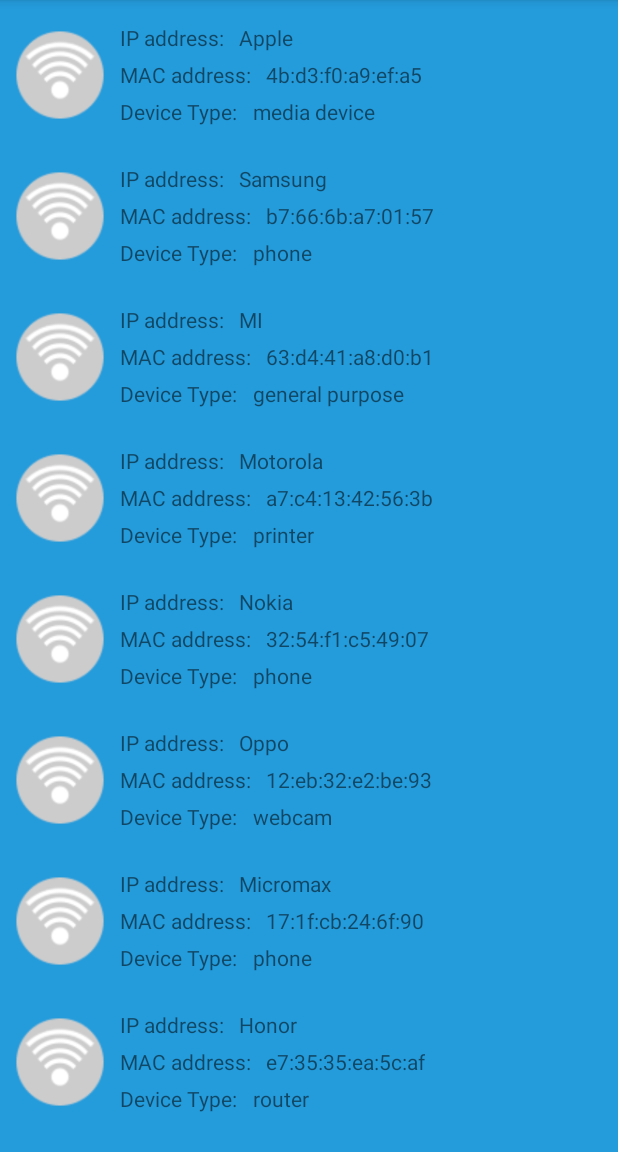
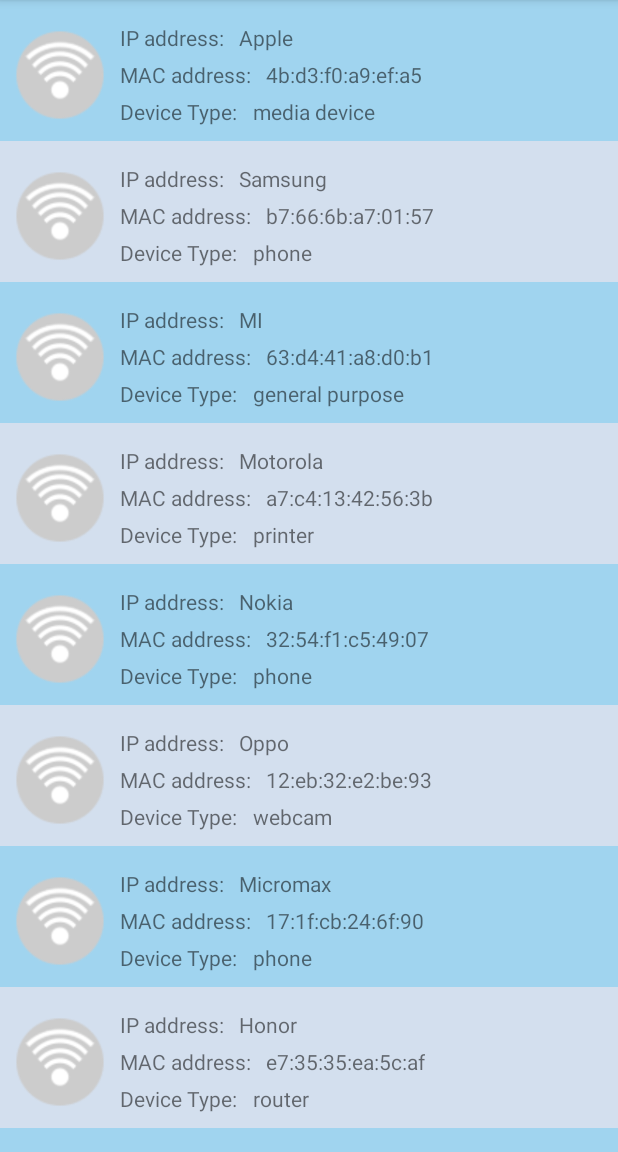
Before and after one commit to thitiwutchm38/MASai-Application, an Android app: the Device_list screen opened directly, with no data from a screen before it, on a phone screen of 412 x 824 dp, the part 84-1236 px from its top. Run offline under Robolectric (Android 15) with nearby library versions, the phone set to English and light mode, and no system bars.

Commit message:
Update: color mod in device att

```diff
--- a/MASai2/app/src/main/java/com/example/bookthiti/masai2/DeviceAdapter.java
+++ b/MASai2/app/src/main/java/com/example/bookthiti/masai2/DeviceAdapter.java
@@ -5,6 +5,7 @@ import android.graphics.Color;
 import android.graphics.drawable.GradientDrawable;
 import android.support.annotation.NonNull;
 import android.support.v4.content.ContextCompat;
+import android.support.v7.widget.CardView;
 import android.support.v7.widget.RecyclerView;
 import android.view.LayoutInflater;
 import android.view.View;
@@ -26,6 +27,8 @@ public class DeviceAdapter extends RecyclerView.Adapter<DeviceAdapter.Holder>{
     private ArrayList<Devices> mainModelArrayList;
     private Context context;
     private OnRecyclerViewItemClickListener onRecyclerViewItemClickListener;
+
+
     public DeviceAdapter(Context context,ArrayList<Devices> mainModelArrayList) {
         this.context = context;
         this.mainModelArrayList = mainModelArrayList;
@@ -49,6 +52,17 @@ public class DeviceAdapter extends RecyclerView.Adapter<DeviceAdapter.Holder>{
         Holder.rowMainImage.setImageResource(offersListModel.getOfferIcon());
 
         Holder.rowMainParentLinearLayout.setTag(offersListModel);
+
+
+
+
+        if(position % 2 == 0) {
+        ((RelativeLayout)Holder.device_layout).setBackgroundColor(Color.parseColor("#A0D4EF")); }
+        else
+            {
+        ((RelativeLayout)Holder.device_layout).setBackgroundColor(Color.parseColor("#D3DFEE"));
+            }
+
     }
 
 
@@ -63,7 +77,7 @@ public class DeviceAdapter extends RecyclerView.Adapter<DeviceAdapter.Holder>{
         private TextView ip_Text;
         private TextView mac_Text;
         private TextView type_Text;
-
+        private RelativeLayout device_layout ;
 
 
 
@@ -77,11 +91,7 @@ public class DeviceAdapter extends RecyclerView.Adapter<DeviceAdapter.Holder>{
             ip_Text = view.findViewById(R.id.device_data_ip);
             mac_Text = view.findViewById(R.id.device_data_mac);
             type_Text = view.findViewById(R.id.device_data_type);
-
-
-
-
-
+            device_layout = view.findViewById(R.id.layout_device);
 
             rowMainParentLinearLayout =  view.findViewById(R.id.layout_device);
 
--- a/MASai2/app/src/main/res/layout/activity_device_list.xml
+++ b/MASai2/app/src/main/res/layout/activity_device_list.xml
@@ -2,10 +2,9 @@
 <RelativeLayout xmlns:android="http://schemas.android.com/apk/res/android"
     xmlns:app="http://schemas.android.com/apk/res-auto"
     xmlns:tools="http://schemas.android.com/tools"
-    android:id="@+id/layout"
+    android:id="@+id/layout_device_main"
     android:layout_width="match_parent"
-    android:layout_height="match_parent"
-    >
+    android:layout_height="match_parent">
 
     <android.support.v7.widget.RecyclerView
         android:id="@+id/recyclerview_device_item"
```
Also changed, not shown: MASai2/app/src/main/java/com/example/bookthiti/masai2/Device_list.java (+18 -0 lines).
